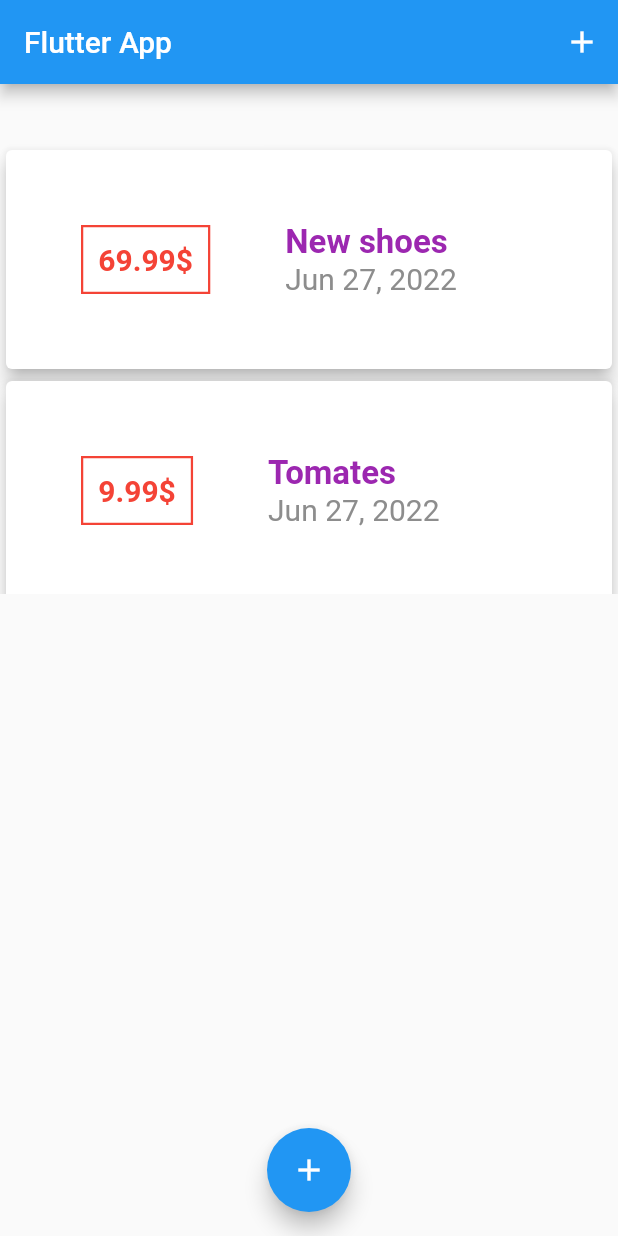
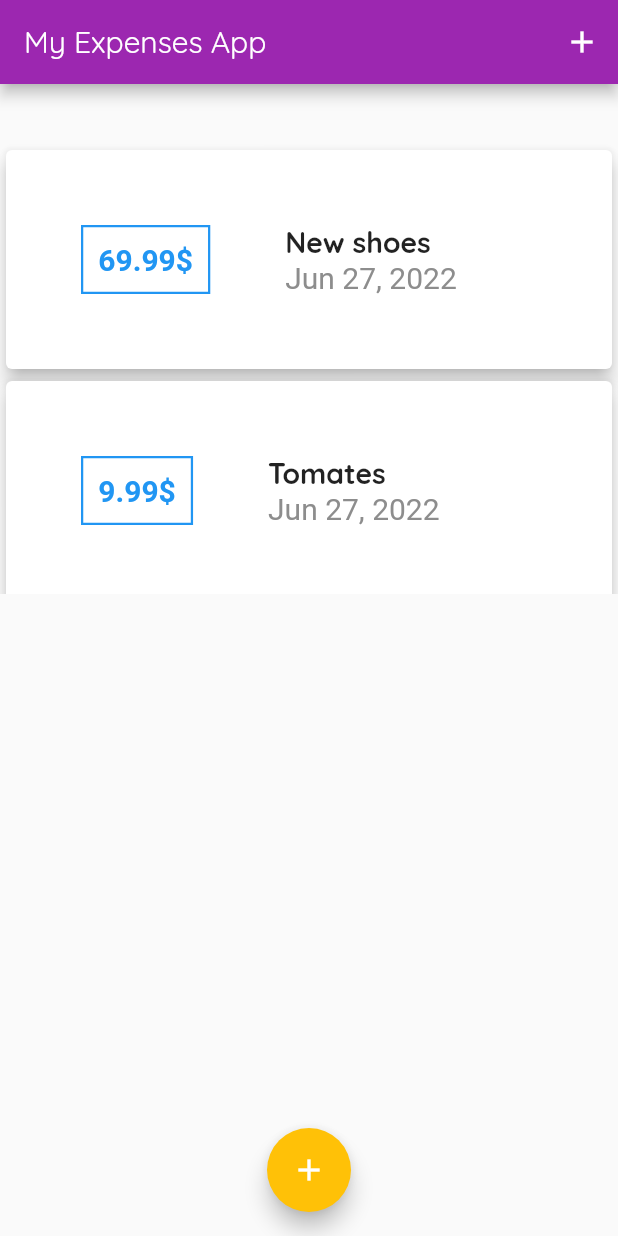
Before and after one commit to JAMALEEY/Flutter-BootCamp, a Flutter app: the screen it shows after launch, on a phone screen of 412 x 824 dp. Run offline on Flutter 3.47's test engine with Material 2 defaults, Android fonts, the phone set to English and light mode, and no system bars.

Commit message:
Working on themes

```diff
--- a/expensses/lib/main.dart
+++ b/expensses/lib/main.dart
@@ -10,7 +10,42 @@ class MyApp extends StatelessWidget {
   Widget build(BuildContext context) {
     return MaterialApp(
       debugShowCheckedModeBanner: false,
+      // task manager and background name
       title: 'Expansses tracker App',
+      theme: ThemeData(
+        fontFamily: 'OpenSans',
+
+        textTheme: ThemeData.light().textTheme.copyWith(
+              headline6: TextStyle(
+                fontFamily: 'QuickSand',
+                fontWeight: FontWeight.bold,
+                fontSize: 19,
+              ),
+            ),
+
+        // centralizing font for the appBars:
+        // overriding all appBars' titles (headline6's) with the following style
+        appBarTheme: AppBarTheme(
+          toolbarTextStyle: ThemeData.light()
+              .textTheme
+              .copyWith(
+                  headline6: TextStyle(
+                fontFamily: 'Quicksand',
+                fontSize: 200,
+              ))
+              .bodyText2,
+          titleTextStyle: ThemeData.light()
+              .textTheme
+              .copyWith(
+                  headline6: TextStyle(
+                fontFamily: 'Quicksand',
+                fontSize: 20,
+              ))
+              .headline6,
+        ),
+        colorScheme: ColorScheme.fromSwatch(primarySwatch: Colors.purple)
+            .copyWith(secondary: Colors.amber),
+      ),
       home: MyHomePage(),
     );
   }
@@ -63,7 +98,7 @@ class _MyHomePageState extends State<MyHomePage> {
   Widget build(BuildContext context) {
     return Scaffold(
       appBar: AppBar(
-        title: Text('Flutter App'),
+        title: Text('My Expenses App'),
         actions: [
           IconButton(
               icon: Icon(Icons.add),
--- a/expensses/lib/widgets/transaction_list.dart
+++ b/expensses/lib/widgets/transaction_list.dart
@@ -21,15 +21,20 @@ class TransactionList extends StatelessWidget {
                 margin: EdgeInsets.all(50),
                 decoration: BoxDecoration(
                     border: Border.all(
-                  color: Colors.red,
+                  color: Theme.of(context).primaryColor,
                   width: 1.5,
                 )),
                 child: Text(
                   '${transactions[index].amount}' + '\$',
+                  // style: TextStyle(
+                  //     fontWeight: FontWeight.bold,
+                  //     fontSize: 20,
+                  //     color: Theme.of(context).primaryColor),
+                  // style: Theme.of(context).textTheme.headline6,
                   style: TextStyle(
                       fontWeight: FontWeight.bold,
                       fontSize: 20,
-                      color: Colors.red),
+                      color: Theme.of(context).primaryColor),
                 ),
               ),
               Column(
@@ -37,11 +42,7 @@ class TransactionList extends StatelessWidget {
                 children: [
                   Text(
                     transactions[index].title.toString(),
-                    style: TextStyle(
-                      fontWeight: FontWeight.bold,
-                      fontSize: 22,
-                      color: Colors.purple,
-                    ),
+                    style: Theme.of(context).textTheme.headline6,
                   ),
                   Text(
                     DateFormat.yMMMd().format(
```
Also changed, not shown: expensses/pubspec.yaml (+12 -6 lines), expensses/lib/assets/fonts/OpenSans-Bold.ttf (added), expensses/lib/assets/fonts/OpenSans-Regular.ttf (added), expensses/lib/assets/fonts/Quicksand-Bold.ttf (added), expensses/lib/assets/fonts/Quicksand-Light.ttf (added), expensses/lib/assets/fonts/Quicksand-Medium.ttf (added), expensses/lib/assets/fonts/Quicksand-Regular.ttf (added).
